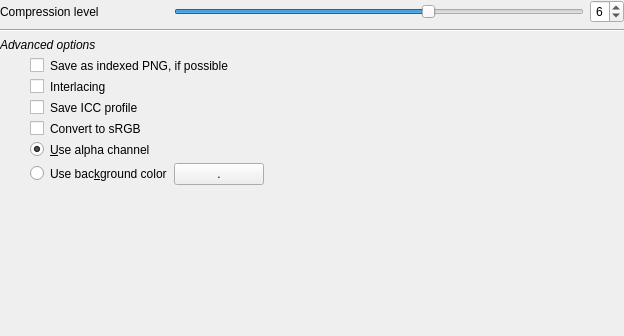
First picture: the form in bulicommander/bulicommander/bc/resources/bcwexportoptionspng.ui, repository Grum999/BuliCommander, before the edit.
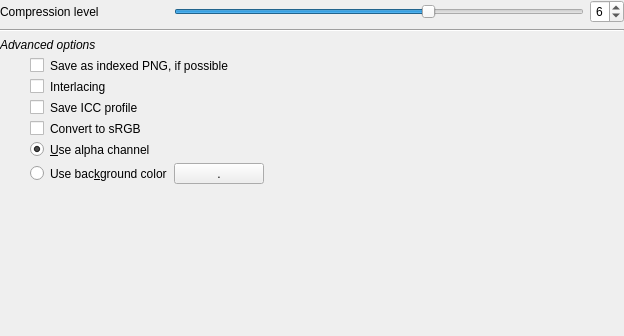
Second picture: the form after the edit. Custom widgets are drawn as their Qt base class.

Diff of the .ui file:
```diff
--- a/bulicommander/bulicommander/bc/resources/bcwexportoptionspng.ui
+++ b/bulicommander/bulicommander/bc/resources/bcwexportoptionspng.ui
@@ -27,7 +27,7 @@
     <number>0</number>
    </property>
    <item row="8" column="1">
-    <widget class="BCWColorButton" name="pbBgColor">
+    <widget class="WColorButton" name="pbBgColor">
      <property name="maximumSize">
       <size>
        <width>90</width>
@@ -216,9 +216,9 @@
  </widget>
  <customwidgets>
   <customwidget>
-   <class>BCWColorButton</class>
-   <extends>QPushButton</extends>
-   <header>bulicommander.bc.bcwcolorbutton</header>
+   <class>WColorButton</class>
+   <extends>QToolButton</extends>
+   <header>bulicommander.pktk.widgets.wcolorbutton</header>
   </customwidget>
  </customwidgets>
  <resources/>
```
